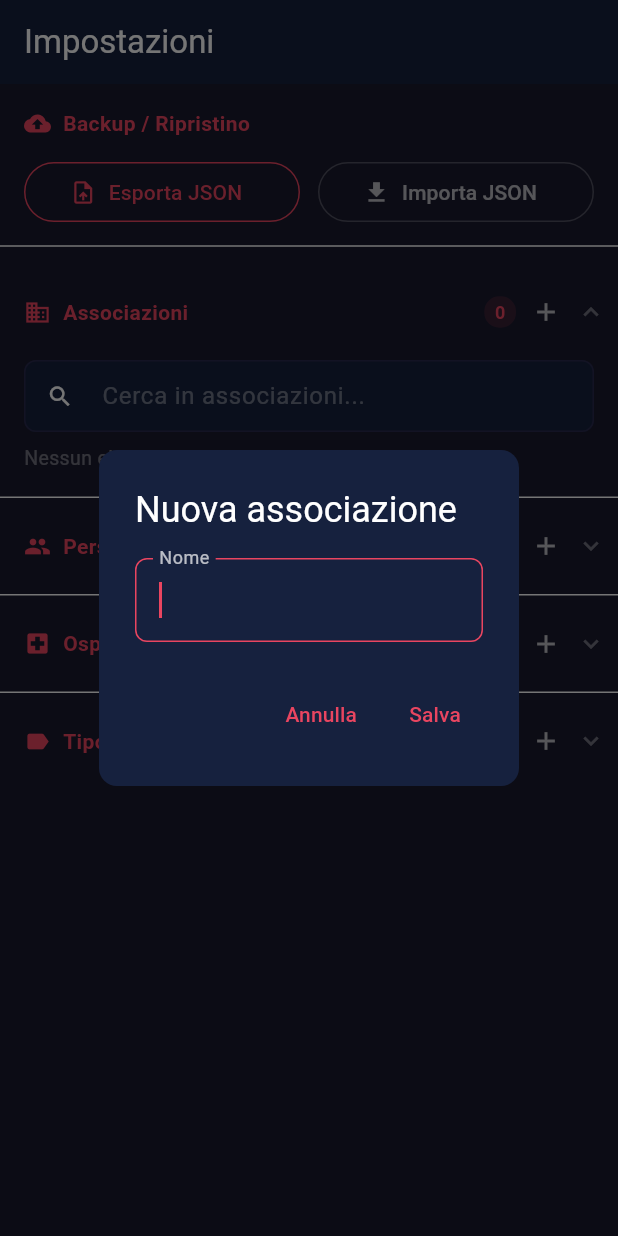
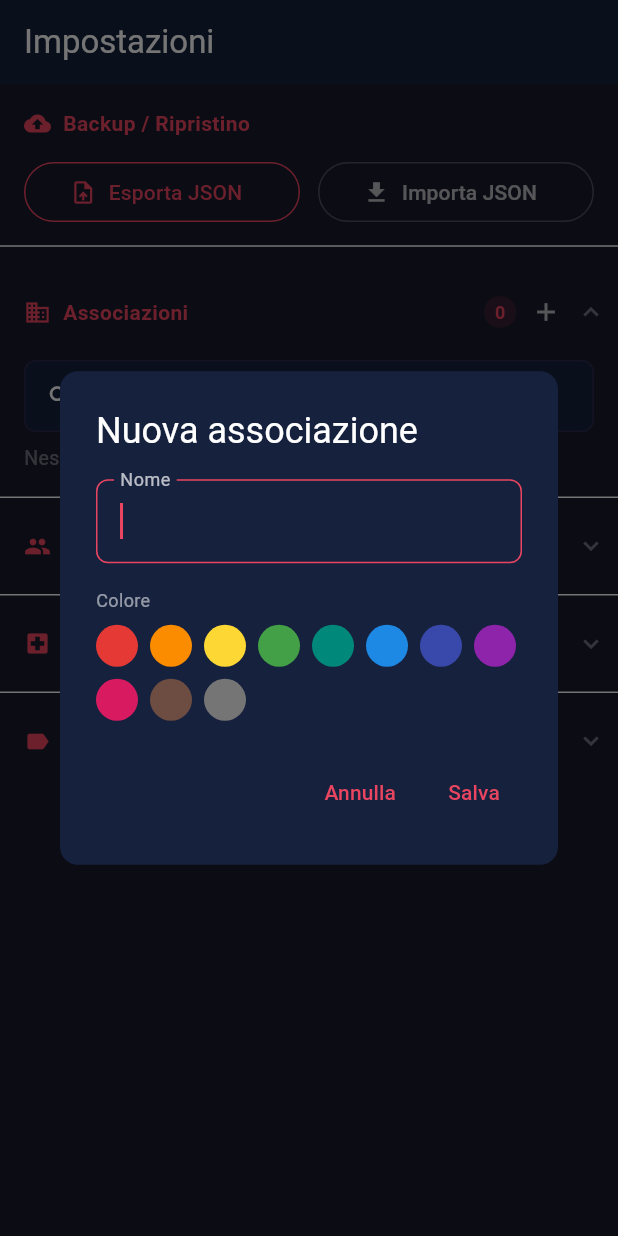
Before and after one commit to enne139/AmbuTurni, a Flutter app: the ImpostazioniScreen screen opened directly, after a tap on "Associazioni", after a tap on the "add" icon, on a phone screen of 412 x 824 dp. Run offline on Flutter 3.47's test engine with Material 3 defaults, Android fonts, the phone set to English and light mode, and no system bars; our stand-ins replace file_picker, share_plus, sqflite, sqflite_common_ffi; accounts and stored records are empty.

Commit message:
feat: colori per associazioni e tipologie turno
- Schema DB versione 3: colonna TEXT nullable colore in associazioni e tipologie_turno
- Migrazione _onUpgrade v2→v3 aggiunge le due colonne su DB esistenti
- Modelli Associazione e TipologiaTurno con campo colore; Turno con campi
  denormalizzati associazioneColore e tipologiaColore (JOIN in getTurni/getTurnoById)
- Impostazioni: dialog nome+colore con palette 11 tinte per associazioni e tipologie;
  dot colorato visibile nell'elenco anche da collassato
- TurniList: badge #numero usa il colore dell'associazione come accent
- TurnoForm: FilterChip tipologie si colorano con il colore della tipologia
- Statistiche: chip filtro associazione usa il colore dell'associazione
- Aggiunta colorFromHex() e kColorPalette in theme.dart

Co-Authored-By: Claude Sonnet 4.6 <noreply@anthropic.com>

```diff
--- a/lib/db/database.dart
+++ b/lib/db/database.dart
@@ -11,6 +11,7 @@ PRAGMA foreign_keys = ON;
 CREATE TABLE IF NOT EXISTS associazioni (
   id TEXT PRIMARY KEY,
   nome TEXT NOT NULL UNIQUE,
+  colore TEXT,
   created_at TEXT DEFAULT (datetime('now')),
   updated_at TEXT DEFAULT (datetime('now')),
   is_synced INTEGER DEFAULT 0
@@ -38,6 +39,7 @@ CREATE TABLE IF NOT EXISTS tipologie_turno (
   id TEXT PRIMARY KEY,
   nome TEXT NOT NULL UNIQUE,
   ordine INTEGER DEFAULT 0,
+  colore TEXT,
   created_at TEXT DEFAULT (datetime('now')),
   updated_at TEXT DEFAULT (datetime('now')),
   is_synced INTEGER DEFAULT 0
@@ -164,7 +166,7 @@ Future<Database> getDb() async {
   final dbPath = join(await getDatabasesPath(), 'ambulanza_turni.db');
   _db = await openDatabase(
     dbPath,
-    version: 2,
+    version: 3,
     onCreate: _onCreate,
     onUpgrade: _onUpgrade,
     onOpen: _onOpen,
@@ -172,13 +174,17 @@ Future<Database> getDb() async {
   return _db!;
 }
 
-/// Upgrade del DB: aggiunge le colonne introdotte dalla versione 2.
+/// Upgrade del DB: aggiunge le colonne per ogni nuova versione.
 /// ALTER TABLE fallisce silenziosamente se la colonna esiste già (catch intenzionale).
 Future<void> _onUpgrade(Database db, int oldVersion, int newVersion) async {
   if (oldVersion < 2) {
     try { await db.execute('ALTER TABLE tipologie_turno ADD COLUMN ordine INTEGER DEFAULT 0'); } catch (_) {}
     try { await db.execute('ALTER TABLE turni ADD COLUMN cambio_meta INTEGER DEFAULT 0'); } catch (_) {}
     try { await db.execute('ALTER TABLE tipologie_assistenza ADD COLUMN ordine INTEGER DEFAULT 0'); } catch (_) {}
+  }
+  if (oldVersion < 3) {
+    try { await db.execute('ALTER TABLE associazioni ADD COLUMN colore TEXT'); } catch (_) {}
+    try { await db.execute('ALTER TABLE tipologie_turno ADD COLUMN colore TEXT'); } catch (_) {}
   }
 }
 
--- a/lib/db/models.dart
+++ b/lib/db/models.dart
@@ -4,6 +4,7 @@
 class Associazione {
   final String id;
   final String nome;
+  final String? colore;
   final String? createdAt;
   final String? updatedAt;
   final int isSynced;
@@ -11,6 +12,7 @@ class Associazione {
   const Associazione({
     required this.id,
     required this.nome,
+    this.colore,
     this.createdAt,
     this.updatedAt,
     this.isSynced = 0,
@@ -19,6 +21,7 @@ class Associazione {
   factory Associazione.fromMap(Map<String, dynamic> m) => Associazione(
         id: m['id'] as String,
         nome: m['nome'] as String,
+        colore: m['colore'] as String?,
         createdAt: m['created_at'] as String?,
         updatedAt: m['updated_at'] as String?,
         isSynced: (m['is_synced'] as int?) ?? 0,
@@ -27,6 +30,7 @@ class Associazione {
   Map<String, dynamic> toMap() => {
         'id': id,
         'nome': nome,
+        'colore': colore,
         'created_at': createdAt,
         'updated_at': updatedAt,
         'is_synced': isSynced,
@@ -115,6 +119,7 @@ class TipologiaTurno {
   final String id;
   final String nome;
   final int ordine;
+  final String? colore;
   final String? createdAt;
   final String? updatedAt;
   final int isSynced;
@@ -123,6 +128,7 @@ class TipologiaTurno {
     required this.id,
     required this.nome,
     this.ordine = 0,
+    this.colore,
     this.createdAt,
     this.updatedAt,
     this.isSynced = 0,
@@ -132,6 +138,7 @@ class TipologiaTurno {
         id: m['id'] as String,
         nome: m['nome'] as String,
         ordine: (m['ordine'] as int?) ?? 0,
+        colore: m['colore'] as String?,
         createdAt: m['created_at'] as String?,
         updatedAt: m['updated_at'] as String?,
         isSynced: (m['is_synced'] as int?) ?? 0,
@@ -141,6 +148,7 @@ class TipologiaTurno {
         'id': id,
         'nome': nome,
         'ordine': ordine,
+        'colore': colore,
         'created_at': createdAt,
         'updated_at': updatedAt,
         'is_synced': isSynced,
@@ -212,7 +220,9 @@ class Turno {
 
   // Campi denormalizzati (JOIN) — popolati dalla query lista.
   final String? associazioneNome;
+  final String? associazioneColore;
   final String? tipologiaNome;
+  final String? tipologiaColore;
 
   const Turno({
     required this.id,
@@ -240,7 +250,9 @@ class Turno {
     this.updatedAt,
     this.isSynced = 0,
     this.associazioneNome,
+    this.associazioneColore,
     this.tipologiaNome,
+    this.tipologiaColore,
   });
 
   factory Turno.fromMap(Map<String, dynamic> m) {
@@ -281,7 +293,9 @@ class Turno {
       updatedAt: m['updated_at'] as String?,
       isSynced: (m['is_synced'] as int?) ?? 0,
       associazioneNome: m['associazione_nome'] as String?,
+      associazioneColore: m['associazione_colore'] as String?,
       tipologiaNome: m['tipologia_nome'] as String?,
+      tipologiaColore: m['tipologia_colore'] as String?,
     );
   }
 
--- a/lib/screens/impostazioni/impostazioni_screen.dart
+++ b/lib/screens/impostazioni/impostazioni_screen.dart
@@ -50,14 +50,15 @@ class _SezioneAssociazioni extends StatelessWidget {
       items: anag.associazioni,
       labelOf: (a) => a.nome,
       sublabelOf: (_) => null,
-      onAdd: () => _dialogNome(context, 'Nuova associazione', 'Nome', (nome) async {
-        await saveAssociazione(nome);
+      colorOf: (a) => colorFromHex(a.colore),
+      onAdd: () => _dialogNomeEColore(context, 'Nuova associazione', (nome, colore) async {
+        await saveAssociazione(nome, colore: colore);
         if (context.mounted) context.read<AnagraficheProvider>().carica();
       }),
-      onEdit: (a) => _dialogNome(context, 'Modifica associazione', 'Nome', (nome) async {
-        await saveAssociazione(nome, id: a.id);
+      onEdit: (a) => _dialogNomeEColore(context, 'Modifica associazione', (nome, colore) async {
+        await saveAssociazione(nome, id: a.id, colore: colore);
         if (context.mounted) context.read<AnagraficheProvider>().carica();
-      }, iniziale: a.nome),
+      }, iniziale: a.nome, coloreIniziale: a.colore),
       onDelete: (a) async {
         await deleteAssociazione(a.id);
         if (context.mounted) context.read<AnagraficheProvider>().carica();
@@ -189,14 +190,15 @@ class _SezioneTipologie extends StatelessWidget {
       items: anag.tipologieTurno,
       labelOf: (t) => t.nome,
       sublabelOf: (_) => null,
-      onAdd: () => _dialogNome(context, 'Nuova tipologia', 'Nome', (nome) async {
-        await saveTipologiaTurno(nome);
+      colorOf: (t) => colorFromHex(t.colore),
+      onAdd: () => _dialogNomeEColore(context, 'Nuova tipologia', (nome, colore) async {
+        await saveTipologiaTurno(nome, colore: colore);
         if (context.mounted) context.read<AnagraficheProvider>().carica();
       }),
-      onEdit: (t) => _dialogNome(context, 'Modifica tipologia', 'Nome', (nome) async {
-        await saveTipologiaTurno(nome, id: t.id);
+      onEdit: (t) => _dialogNomeEColore(context, 'Modifica tipologia', (nome, colore) async {
+        await saveTipologiaTurno(nome, id: t.id, colore: colore);
         if (context.mounted) context.read<AnagraficheProvider>().carica();
-      }, iniziale: t.nome),
+      }, iniziale: t.nome, coloreIniziale: t.colore),
       onDelete: null, // Le tipologie non si eliminano (come da spec originale)
       onMoveUp: (t) async {
         final idx = anag.tipologieTurno.indexWhere((x) => x.id == t.id);
@@ -227,6 +229,7 @@ class _SezioneAnag<T> extends StatefulWidget {
   final List<T> items;
   final String Function(T) labelOf;
   final String? Function(T) sublabelOf;
+  final Color? Function(T)? colorOf;
   final VoidCallback onAdd;
   final Future<void> Function(T) onEdit;
   final Future<void> Function(T)? onDelete;
@@ -240,6 +243,7 @@ class _SezioneAnag<T> extends StatefulWidget {
     required this.items,
     required this.labelOf,
     required this.sublabelOf,
+    this.colorOf,
     required this.onAdd,
     required this.onEdit,
     required this.onDelete,
@@ -370,8 +374,16 @@ class _SezioneAnagState<T> extends State<_SezioneAnag<T>> {
               final item = entry.value;
               final canUp = widget.onMoveUp != null && _query.isEmpty && i > 0;
               final canDown = widget.onMoveDown != null && _query.isEmpty && i < filtered.length - 1;
+              final dot = widget.colorOf != null ? widget.colorOf!(item) : null;
               return ListTile(
                 dense: true,
+                leading: dot != null
+                    ? Container(
+                        width: 14,
+                        height: 14,
+                        decoration: BoxDecoration(color: dot, shape: BoxShape.circle),
+                      )
+                    : (widget.colorOf != null ? const SizedBox(width: 14, height: 14) : null),
                 title: Text(widget.labelOf(item)),
                 subtitle: widget.sublabelOf(item) != null
                     ? Text(widget.sublabelOf(item)!, style: const TextStyle(color: Colors.white54))
@@ -525,32 +537,65 @@ class _SezioneBackupState extends State<_SezioneBackup> {
   }
 }
 
-// Helper per dialog con un solo campo di testo (associazione, tipologia…).
-Future<void> _dialogNome(
+/// Dialog con campo nome e palette colori per associazioni e tipologie.
+Future<void> _dialogNomeEColore(
   BuildContext context,
   String titolo,
-  String campo,
-  Future<void> Function(String) onSalva, {
+  Future<void> Function(String nome, String? colore) onSalva, {
   String iniziale = '',
+  String? coloreIniziale,
 }) async {
   final ctrl = TextEditingController(text: iniziale);
+  String? coloreSelezionato = coloreIniziale;
   final ok = await showDialog<bool>(
     context: context,
-    builder: (ctx) => AlertDialog(
+    builder: (ctx) => StatefulBuilder(
+      builder: (ctx, setLocalState) => AlertDialog(
         title: Text(titolo),
-      content: TextField(
+        content: Column(
+          mainAxisSize: MainAxisSize.min,
+          crossAxisAlignment: CrossAxisAlignment.start,
+          children: [
+            TextField(
               controller: ctrl,
-        decoration: InputDecoration(labelText: campo),
+              decoration: const InputDecoration(labelText: 'Nome'),
               textCapitalization: TextCapitalization.words,
               autofocus: true,
+            ),
+            const SizedBox(height: 16),
+            const Text('Colore', style: TextStyle(color: Colors.white54, fontSize: 12)),
+            const SizedBox(height: 8),
+            Wrap(
+              spacing: 8,
+              runSpacing: 8,
+              children: kColorPalette.map((hex) {
+                final c = colorFromHex(hex)!;
+                final sel = coloreSelezionato == hex;
+                return GestureDetector(
+                  onTap: () => setLocalState(() => coloreSelezionato = sel ? null : hex),
+                  child: Container(
+                    width: 28,
+                    height: 28,
+                    decoration: BoxDecoration(
+                      color: c,
+                      shape: BoxShape.circle,
+                      border: sel ? Border.all(color: Colors.white, width: 3) : null,
+                    ),
+                    child: sel ? const Icon(Icons.check, color: Colors.white, size: 16) : null,
+                  ),
+                );
+              }).toList(),
+            ),
+          ],
         ),
         actions: [
           TextButton(onPressed: () => Navigator.pop(ctx, false), child: const Text('Annulla')),
           TextButton(onPressed: () => Navigator.pop(ctx, true), child: const Text('Salva')),
         ],
       ),
+    ),
   );
   if (ok == true && ctrl.text.trim().isNotEmpty) {
-    await onSalva(ctrl.text.trim());
+    await onSalva(ctrl.text.trim(), coloreSelezionato);
   }
 }
--- a/lib/screens/statistiche/statistiche_screen.dart
+++ b/lib/screens/statistiche/statistiche_screen.dart
@@ -3,7 +3,7 @@ import 'package:provider/provider.dart';
 import '../../db/helpers.dart';
 import '../../providers/app_provider.dart';
 import '../../utils/format.dart';
-import '../../utils/theme.dart';
+import '../../utils/theme.dart' show kPrimary, colorFromHex;
 
 /// Schermata statistiche con filtro per associazione (chip).
 class StatisticheScreen extends StatefulWidget {
@@ -51,6 +51,7 @@ class _StatisticheScreenState extends State<StatisticheScreen> {
                             label: a.nome,
                             sel: _filtroAssocId == a.id,
                             onTap: () => _carica(assocId: a.id),
+                            colore: colorFromHex(a.colore),
                           )),
                     ]),
                   ),
@@ -84,20 +85,24 @@ class _FiltroChip extends StatelessWidget {
   final String label;
   final bool sel;
   final VoidCallback onTap;
-  const _FiltroChip({required this.label, required this.sel, required this.onTap});
+  final Color? colore;
+  const _FiltroChip({required this.label, required this.sel, required this.onTap, this.colore});
 
   @override
-  Widget build(BuildContext context) => Padding(
+  Widget build(BuildContext context) {
+    final accent = colore ?? kPrimary;
+    return Padding(
       padding: const EdgeInsets.only(right: 8),
       child: FilterChip(
         label: Text(label),
         selected: sel,
         onSelected: (_) => onTap(),
-          selectedColor: kPrimary.withOpacity(0.25),
-          checkmarkColor: kPrimary,
-          labelStyle: TextStyle(color: sel ? kPrimary : Colors.white70),
+        selectedColor: accent.withValues(alpha: 0.25),
+        checkmarkColor: accent,
+        labelStyle: TextStyle(color: sel ? accent : Colors.white70),
       ),
     );
+  }
 }
 
 class _StatCard extends StatelessWidget {
--- a/lib/utils/theme.dart
+++ b/lib/utils/theme.dart
@@ -2,6 +2,24 @@ import 'package:flutter/material.dart';
 
 // Colori principali dell'app — stessa palette del branch React Native.
 const Color kBackground = Color(0xFF1a1a2e);
+
+// Palette predefinita per colorare associazioni e tipologie.
+const List<String> kColorPalette = [
+  '#E53935', '#FB8C00', '#FDD835', '#43A047',
+  '#00897B', '#1E88E5', '#3949AB', '#8E24AA',
+  '#D81B60', '#6D4C41', '#757575',
+];
+
+/// Converte un colore esadecimale ("#RRGGBB") in Color. Restituisce null se hex è null o malformato.
+Color? colorFromHex(String? hex) {
+  if (hex == null || hex.isEmpty) return null;
+  try {
+    return Color(int.parse(hex.replaceAll('#', '0xFF')));
+  } catch (_) {
+    return null;
+  }
+}
+
 const Color kSurface = Color(0xFF16213e);
 const Color kPrimary = Color(0xFFe94560);
 const Color kOnBackground = Colors.white;
```
Also changed, not shown: lib/screens/turni/turni_list.dart (+9 -6 lines), lib/screens/turni/turno_form.dart (+13 -8 lines). Lines whose indentation alone changed are shown as unchanged.
